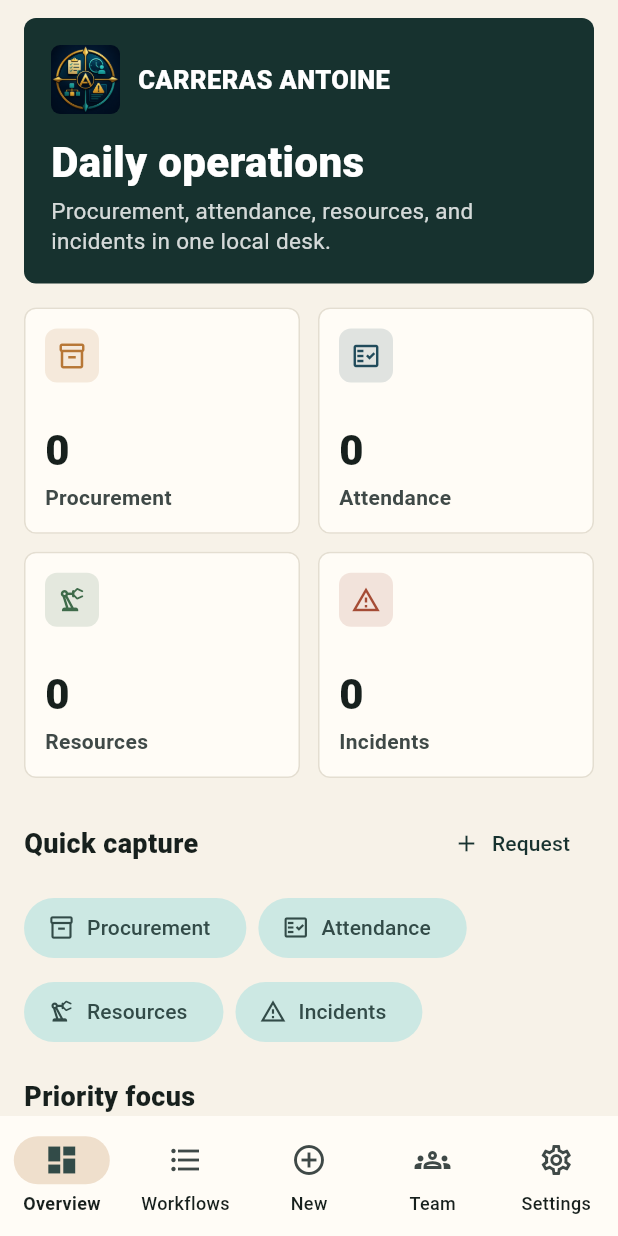
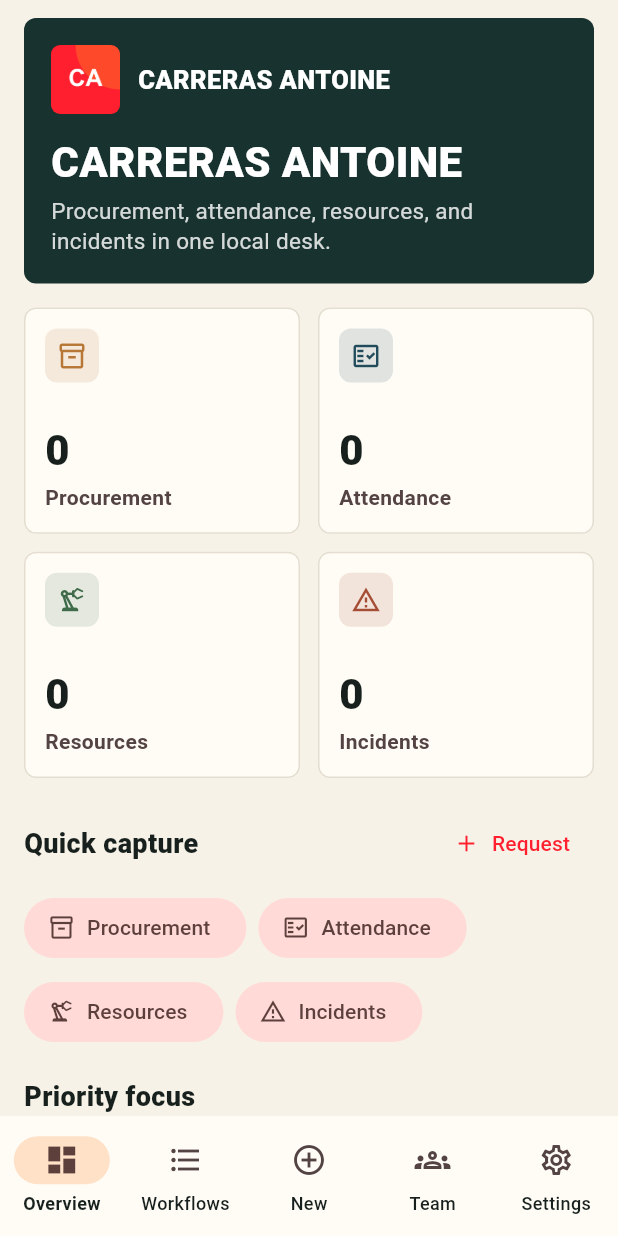
Before and after one commit to EOOrga/68d9d1041299230338d566f8, a Flutter app: the screen it shows after launch, on a phone screen of 412 x 824 dp. Run offline on Flutter 3.47's test engine with Material 3 defaults, Android fonts, the light colour scheme and no system bars; our stand-ins replace shared_preferences.

Commit message:
Create Flutter variant com.uyuyuy.carrerasantoine

```diff
--- a/lib/main.dart
+++ b/lib/main.dart
@@ -16,9 +16,9 @@ class CarrerasAntoineApp extends StatelessWidget {
 
   @override
   Widget build(BuildContext context) {
-    const primary = Color(0xFF17322F);
-    const secondary = Color(0xFFB77736);
-    const tertiary = Color(0xFF214B5B);
+    const primary = Color(0xFFFF1F2E);
+    const secondary = Color(0xFFFF801F);
+    const tertiary = Color(0xFFFFF01F);
     const background = Color(0xFFF7F2E8);
 
     final baseScheme =
@@ -504,7 +504,7 @@ class DashboardScreen extends StatelessWidget {
       padding: const EdgeInsets.fromLTRB(16, 12, 16, 24),
       children: [
         const BrandHeader(
-          title: 'Daily operations',
+          title: 'CARRERAS ANTOINE',
           subtitle:
               'Procurement, attendance, resources, and incidents in one local desk.',
         ),
--- a/pubspec.yaml
+++ b/pubspec.yaml
@@ -1,4 +1,4 @@
-name: carreras_antoine
+name: carrerasantoine
 description: "Offline operations app for CARRERAS ANTOINE."
 publish_to: 'none'
 version: 1.0.0+1
@@ -27,6 +27,6 @@ flutter_launcher_icons:
   android: true
   ios: false
   image_path: docs/icon.png
-  adaptive_icon_background: "#F7F2E8"
+  adaptive_icon_background: "#FFF01F"
   adaptive_icon_foreground: docs/icon.png
   min_sdk_android: 23
```
Also changed, not shown: docs/icon.png, 11 other files.
